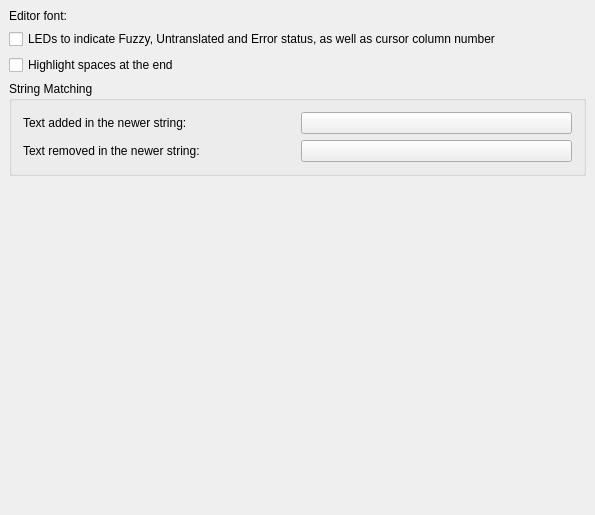
KDE/lokalize, file src/prefs/prefs_appearance.ui: the form before one commit.
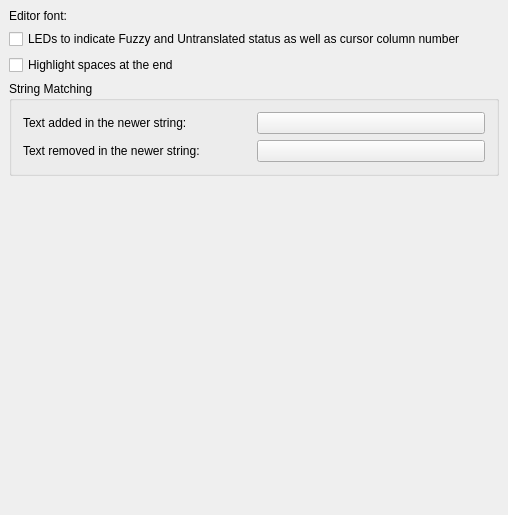
The form after the commit. Custom widgets are drawn as their Qt base class.

The edit to the form file:
```diff
--- a/src/prefs/prefs_appearance.ui
+++ b/src/prefs/prefs_appearance.ui
@@ -5,7 +5,7 @@
    <rect>
     <x>0</x>
     <y>0</y>
-    <width>595</width>
+    <width>508</width>
     <height>515</height>
    </rect>
   </property>
@@ -44,7 +44,7 @@
         <string>If checked, LEDS will be shown to display the message status: Fuzzy, Untranslated or Error. If unchecked, no LEDs will be displayed.</string>
        </property>
        <property name="text" >
-        <string>LEDs to indicate Fuzzy, Untranslated and Error status, as well as cursor column number</string>
+        <string>LEDs to indicate Fuzzy and Untranslated status as well as cursor column number</string>
        </property>
       </widget>
      </item>
```
